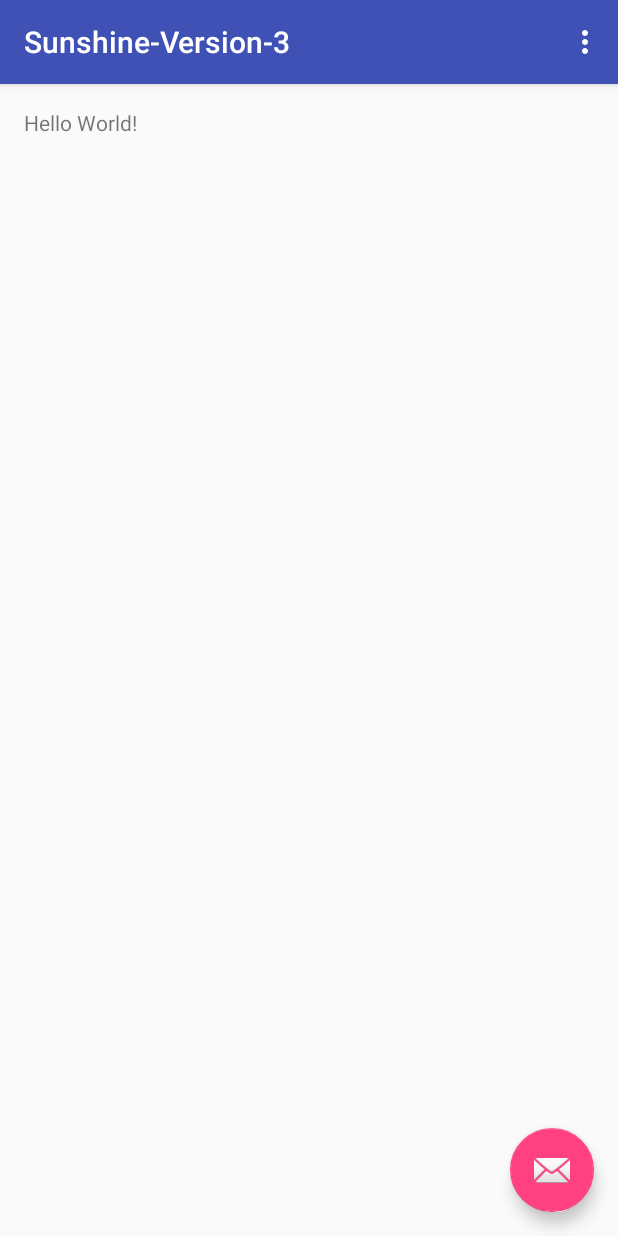
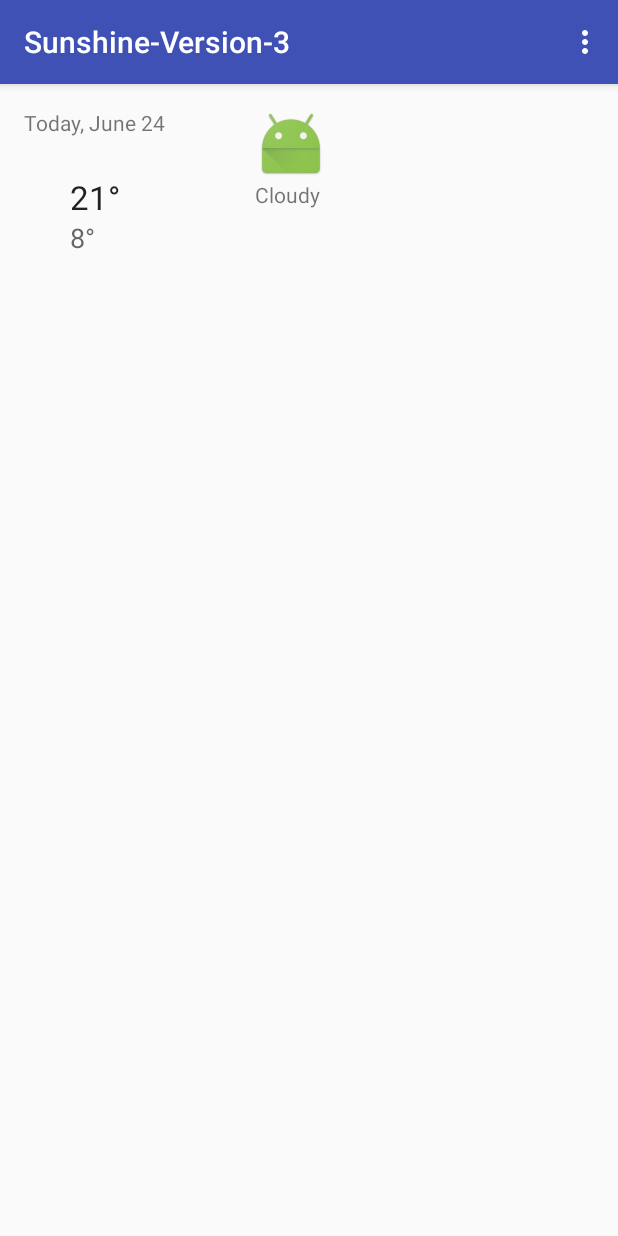
Before and after one commit to Richymoondo/Sunshine, an Android app: the screen it shows after launch (MainActivity), on a phone screen of 412 x 824 dp. Run offline under Robolectric (Android 15) with nearby library versions, the phone set to English and light mode, and no system bars; 2 statements that could not run were skipped.

Commit message:
Edit fragment to have basic layout

```diff
--- a/app/src/main/res/layout/activity_main.xml
+++ b/app/src/main/res/layout/activity_main.xml
@@ -22,7 +22,7 @@
     </android.support.design.widget.AppBarLayout>
 
     <include layout="@layout/content_main" />
-
+<!--
     <android.support.design.widget.FloatingActionButton
         android:id="@+id/fab"
         android:layout_width="wrap_content"
@@ -30,5 +30,5 @@
         android:layout_gravity="bottom|end"
         android:layout_margin="@dimen/fab_margin"
         android:src="@android:drawable/ic_dialog_email" />
-
+-->
 </android.support.design.widget.CoordinatorLayout>
--- a/app/src/main/res/layout/fragment_main.xml
+++ b/app/src/main/res/layout/fragment_main.xml
@@ -12,6 +12,44 @@
     <TextView
         android:layout_width="wrap_content"
         android:layout_height="wrap_content"
-        android:text="Hello World!" />
+        android:text="Today, June 24"
+        android:id="@+id/textView2" />
+
+    <TextView
+        android:layout_width="wrap_content"
+        android:layout_height="wrap_content"
+        android:textAppearance="?android:attr/textAppearanceLarge"
+        android:text="21°"
+        android:id="@+id/textView"
+        android:layout_marginTop="25dp"
+        android:layout_below="@+id/textView2"
+        android:layout_alignEnd="@+id/textView2"
+        android:layout_marginEnd="30dp" />
+
+    <TextView
+        android:layout_width="wrap_content"
+        android:layout_height="wrap_content"
+        android:textAppearance="?android:attr/textAppearanceMedium"
+        android:text="8°"
+        android:id="@+id/textView3"
+        android:layout_below="@+id/textView"
+        android:layout_alignStart="@+id/textView" />
+
+    <ImageView
+        android:layout_width="wrap_content"
+        android:layout_height="wrap_content"
+        android:id="@+id/imageView"
+        android:layout_marginStart="60dp"
+        android:src="@android:mipmap/sym_def_app_icon"
+        android:layout_alignTop="@+id/textView2"
+        android:layout_toEndOf="@+id/textView2" />
+
+    <TextView
+        android:layout_width="wrap_content"
+        android:layout_height="wrap_content"
+        android:text="Cloudy"
+        android:id="@+id/textView4"
+        android:layout_below="@+id/imageView"
+        android:layout_alignStart="@+id/imageView" />
 
 </RelativeLayout>
```
Also changed, not shown: app/src/main/ic_launcher-web.png (added).
